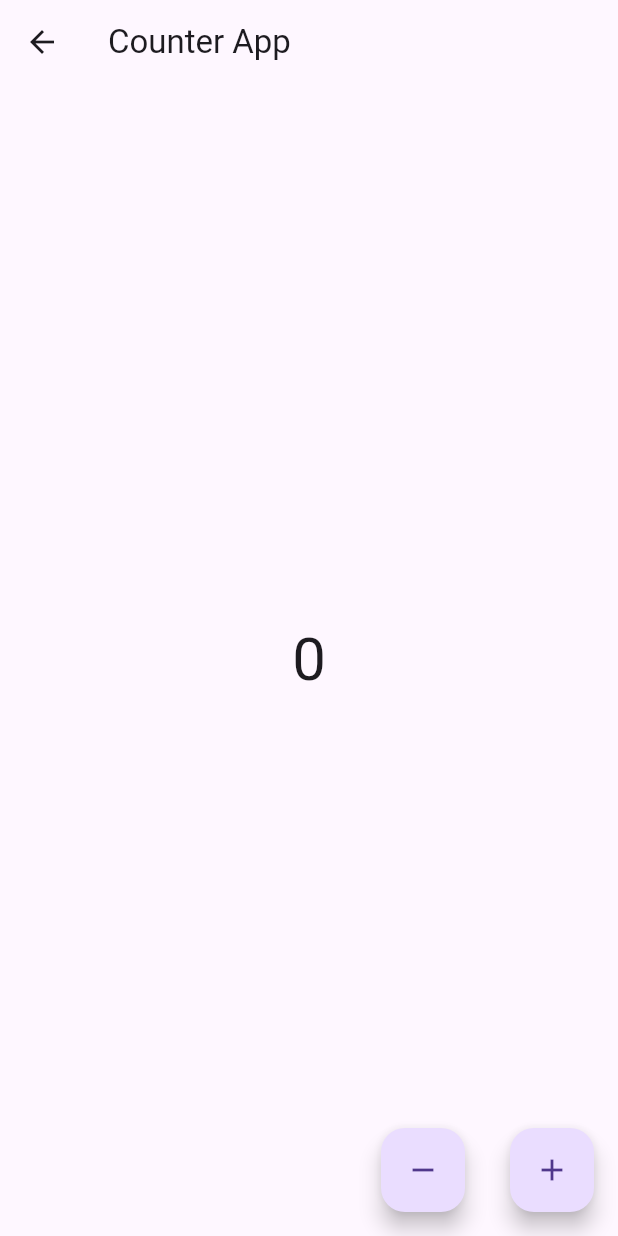
After one commit to AkmaljonAbdirakhimov/lesson90_practice, a Flutter app: the CounterScreen screen opened directly, after a tap on the "remove" icon, after a tap on the "add" icon, on a phone screen of 412 x 824 dp. The commit adds this screen. Run offline on Flutter 3.47's test engine with Material 3 defaults, Android fonts, the light colour scheme and no system bars; our stand-ins replace bloc, dio, equatable, flutter_bloc, freezed_annotation, get_it and 2 more; accounts and stored records are empty.

Commit message:
new fuctions

```diff
--- a/lib/app/app.dart
+++ b/lib/app/app.dart
@@ -8,7 +8,7 @@ class App extends StatelessWidget {
   @override
   Widget build(BuildContext context) {
     return const MaterialApp(
-      home: WeatherScreen(),
+      home: TodoScreen(),
     );
   }
 }
--- /dev/null
+++ b/lib/blocs/counter/counter_bloc.dart
@@ -0,0 +1,37 @@
+import 'package:bloc/bloc.dart';
+import 'package:equatable/equatable.dart';
+import 'package:flutter/material.dart';
+
+part 'counter_event.dart';
+part 'counter_state.dart';
+
+class CounterBloc extends Bloc<CounterEvent, CounterState> {
+  CounterBloc() : super(InitialCounter()) {
+    on<IncrementCounter>(_increment);
+    on<DecrementCounter>(_decrement);
+  }
+
+  void _increment(event, emit) {
+    try {
+      int value = 0;
+      if (state is LoadedCounter) {
+        value = (state as LoadedCounter).value;
+      }
+      emit(LoadedCounter(value + 1));
+    } catch (e) {
+      emit(ErrorCounter(e.toString()));
+    }
+  }
+
+  void _decrement(event, emit) {
+    try {
+      int value = 0;
+      if (state is LoadedCounter) {
+        value = (state as LoadedCounter).value;
+      }
+      emit(LoadedCounter(value - 1));
+    } catch (e) {
+      emit(ErrorCounter(e.toString()));
+    }
+  }
+}
--- /dev/null
+++ b/lib/blocs/counter/counter_event.dart
@@ -0,0 +1,7 @@
+part of 'counter_bloc.dart';
+
+sealed class CounterEvent {}
+
+final class IncrementCounter extends CounterEvent {}
+
+final class DecrementCounter extends CounterEvent {}
--- /dev/null
+++ b/lib/blocs/counter/counter_state.dart
@@ -0,0 +1,26 @@
+part of 'counter_bloc.dart';
+
+sealed class CounterState extends Equatable {}
+
+final class InitialCounter extends CounterState {
+  @override
+  List<Object?> get props => [];
+}
+
+final class LoadedCounter extends CounterState {
+  final int value;
+
+  LoadedCounter(this.value);
+
+  @override
+  List<Object?> get props => [value];
+}
+
+final class ErrorCounter extends CounterState {
+  final String message;
+
+  ErrorCounter(this.message);
+
+  @override
+  List<Object?> get props => [message];
+}
--- a/lib/blocs/export_blocs.dart
+++ b/lib/blocs/export_blocs.dart
@@ -1,2 +1,3 @@
 export 'weather/weather_bloc.dart';
 export 'settings/settings_bloc.dart';
+export 'counter/counter_bloc.dart';
--- /dev/null
+++ b/lib/blocs/providers.dart
@@ -0,0 +1,13 @@
+import 'package:flutter_bloc/flutter_bloc.dart';
+
+import '../utils/get_it.dart';
+import 'export_blocs.dart';
+
+get providers => [
+      BlocProvider.value(
+        value: getIt.get<WeatherBloc>(),
+      ),
+      BlocProvider.value(
+        value: getIt.get<CounterBloc>(),
+      )
+    ];
--- /dev/null
+++ b/lib/ui/counter/counter_screen.dart
@@ -0,0 +1,55 @@
+import 'package:flutter/material.dart';
+import 'package:flutter_bloc/flutter_bloc.dart';
+
+import '../../blocs/counter/counter_bloc.dart';
+
+class CounterScreen extends StatelessWidget {
+  const CounterScreen({super.key});
+
+  @override
+  Widget build(BuildContext context) {
+    return Scaffold(
+      appBar: AppBar(
+        title: const Text('Counter App'),
+      ),
+      body: Center(
+        child: BlocBuilder<CounterBloc, CounterState>(
+          builder: (context, state) {
+            if (state is ErrorCounter) {
+              return Text(state.message);
+            }
+
+            int value = 0;
+            if (state is LoadedCounter) {
+              value = state.value;
+            }
+            return Text(
+              value.toString(),
+              style: const TextStyle(
+                fontSize: 40,
+              ),
+            );
+          },
+        ),
+      ),
+      floatingActionButton: Row(
+        mainAxisSize: MainAxisSize.min,
+        children: [
+          FloatingActionButton(
+            onPressed: () {
+              context.read<CounterBloc>().add(DecrementCounter());
+            },
+            child: const Icon(Icons.remove),
+          ),
+          const SizedBox(width: 30),
+          FloatingActionButton(
+            onPressed: () {
+              context.read<CounterBloc>().add(IncrementCounter());
+            },
+            child: const Icon(Icons.add),
+          )
+        ],
+      ),
+    );
+  }
+}
--- a/lib/ui/export_screen.dart
+++ b/lib/ui/export_screen.dart
@@ -1,2 +1,4 @@
 export 'weather/weather_screen.dart';
 export 'home/home_screen.dart';
+export 'counter/counter_screen.dart';
+export 'todo/todo_screen.dart';
--- a/lib/utils/get_it.dart
+++ b/lib/utils/get_it.dart
@@ -1,4 +1,5 @@
 import 'package:get_it/get_it.dart';
+import 'package:lesson90_practice/blocs/counter/counter_bloc.dart';
 import 'package:lesson90_practice/blocs/weather/weather_bloc.dart';
 import 'package:lesson90_practice/data/repositories/weather_repository.dart';
 
@@ -10,4 +11,6 @@ void dependencySetUp() {
   getIt.registerLazySingleton(
     () => WeatherBloc(weatherRepository: getIt.get<WeatherRepository>()),
   );
+
+  getIt.registerLazySingleton(() => CounterBloc());
 }
```
Also changed, not shown: lib/main.dart (+21 -7 lines), lib/ui/todo/todo_screen.dart (added, +135 -0 lines), pubspec.yaml (+7 -2 lines), pubspec.lock, 12 other files.
